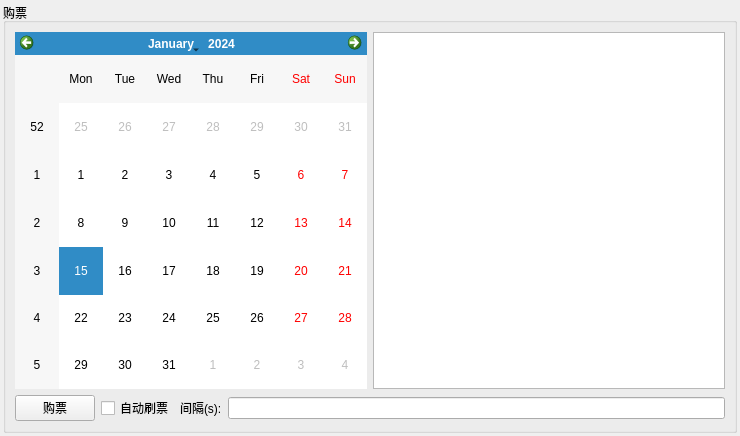
Old version of the form ui/ui_buy_ticket_widget.ui in the repository jeremy-peng/eTicket.
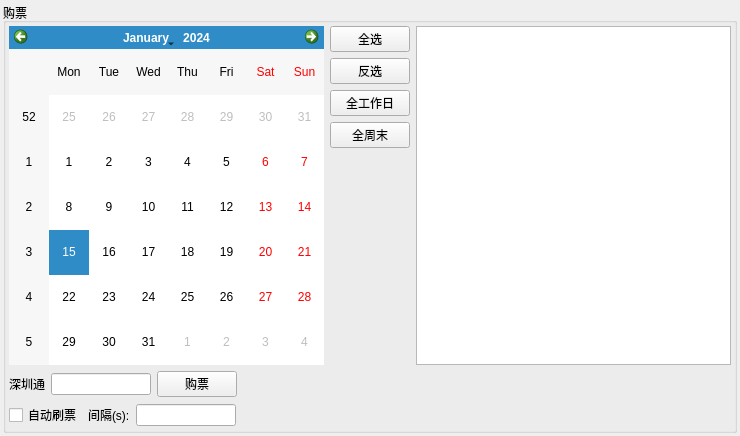
New version of the form.

Diff of the .ui file:
```diff
--- a/ui/ui_buy_ticket_widget.ui
+++ b/ui/ui_buy_ticket_widget.ui
@@ -31,19 +31,93 @@
      <property name="title">
       <string>购票</string>
      </property>
-     <layout class="QVBoxLayout" name="verticalLayout_5">
+     <layout class="QVBoxLayout" name="verticalLayout_3">
+      <property name="leftMargin">
+       <number>3</number>
+      </property>
+      <property name="topMargin">
+       <number>3</number>
+      </property>
+      <property name="rightMargin">
+       <number>3</number>
+      </property>
+      <property name="bottomMargin">
+       <number>3</number>
+      </property>
       <item>
-       <layout class="QHBoxLayout" name="horizontalLayout_7">
+       <layout class="QHBoxLayout" name="horizontalLayout">
         <item>
          <widget class="QCalendarWidget" name="calendarWidget"/>
         </item>
+        <item>
+         <layout class="QVBoxLayout" name="verticalLayout_2">
+          <item>
+           <widget class="QPushButton" name="pushButton_2">
+            <property name="text">
+             <string>全选</string>
+            </property>
+           </widget>
+          </item>
+          <item>
+           <widget class="QPushButton" name="pushButton_3">
+            <property name="text">
+             <string>反选</string>
+            </property>
+           </widget>
+          </item>
+          <item>
+           <widget class="QPushButton" name="pushButton_4">
+            <property name="text">
+             <string>全工作日</string>
+            </property>
+           </widget>
+          </item>
+          <item>
+           <widget class="QPushButton" name="pushButton_5">
+            <property name="text">
+             <string>全周末</string>
+            </property>
+           </widget>
+          </item>
+          <item>
+           <spacer name="verticalSpacer">
+            <property name="orientation">
+             <enum>Qt::Vertical</enum>
+            </property>
+            <property name="sizeHint" stdset="0">
+             <size>
+              <width>20</width>
+              <height>40</height>
+             </size>
+            </property>
+           </spacer>
+          </item>
+         </layout>
+        </item>
         <item>
          <widget class="QListWidget" name="listWidget_4"/>
         </item>
        </layout>
       </item>
       <item>
-       <layout class="QHBoxLayout" name="horizontalLayout_6">
+       <layout class="QHBoxLayout" name="horizontalLayout_2">
+        <item>
+         <widget class="QLabel" name="label">
+          <property name="text">
+           <string>深圳通</string>
+          </property>
+         </widget>
+        </item>
+        <item>
+         <widget class="QLineEdit" name="lineEdit">
+          <property name="maximumSize">
+           <size>
+            <width>100</width>
+            <height>16777215</height>
+           </size>
+          </property>
+         </widget>
+        </item>
         <item>
          <widget class="QPushButton" name="pushButton">
           <property name="text">
@@ -52,6 +126,23 @@
          </widget>
         </item>
         <item>
+         <spacer name="horizontalSpacer">
+          <property name="orientation">
+           <enum>Qt::Horizontal</enum>
+          </property>
+          <property name="sizeHint" stdset="0">
+           <size>
+            <width>40</width>
+            <height>20</height>
+           </size>
+          </property>
+         </spacer>
+        </item>
+       </layout>
+      </item>
+      <item>
+       <layout class="QHBoxLayout" name="horizontalLayout_3">
+        <item>
          <widget class="QCheckBox" name="checkBox">
           <property name="text">
            <string>自动刷票</string>
@@ -66,7 +157,27 @@
          </widget>
         </item>
         <item>
-         <widget class="QLineEdit" name="lineEdit_2"/>
+         <widget class="QLineEdit" name="lineEdit_2">
+          <property name="maximumSize">
+           <size>
+            <width>100</width>
+            <height>16777215</height>
+           </size>
+          </property>
+         </widget>
+        </item>
+        <item>
+         <spacer name="horizontalSpacer_2">
+          <property name="orientation">
+           <enum>Qt::Horizontal</enum>
+          </property>
+          <property name="sizeHint" stdset="0">
+           <size>
+            <width>40</width>
+            <height>20</height>
+           </size>
+          </property>
+         </spacer>
         </item>
        </layout>
       </item>
```
